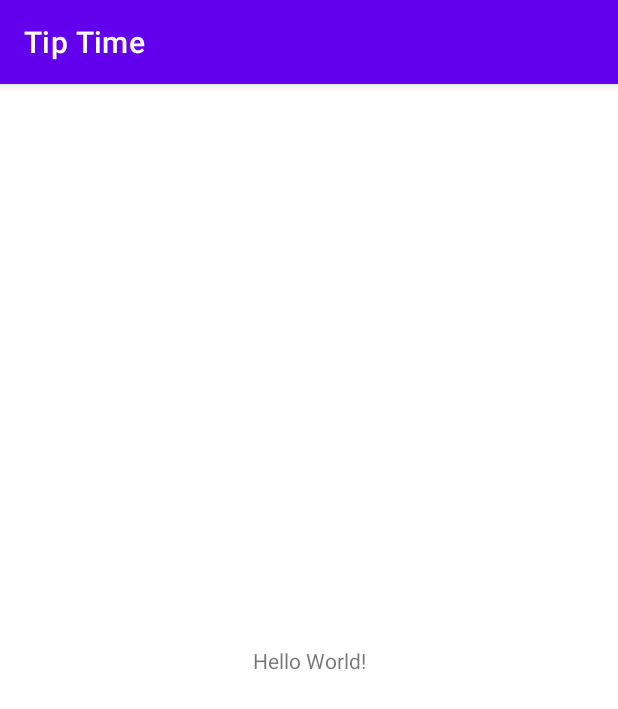
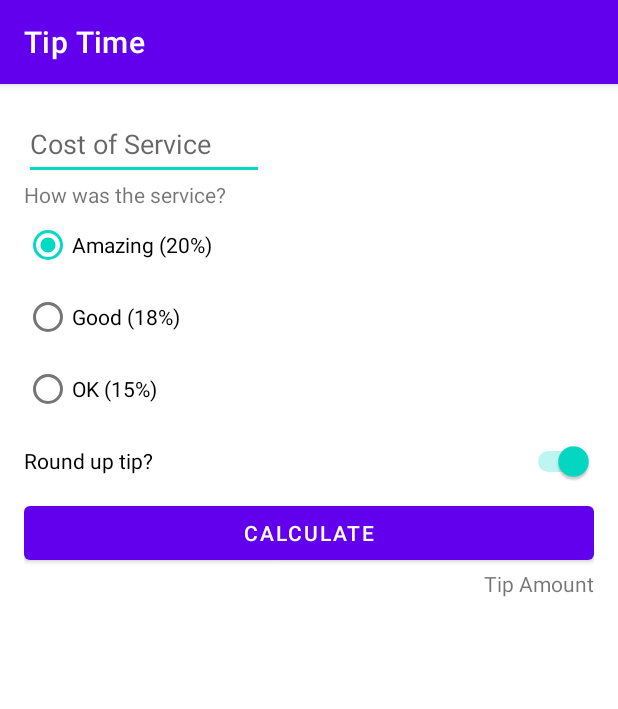
Before and after one commit to yanisapths/TipTime, an Android app: the screen it shows after launch (MainActivity), on a phone screen of 412 x 824 dp. Shown: the top 709 px of the screen. Run offline under Robolectric (Android 15) with nearby library versions, the phone set to English and light mode, and no system bars.

Commit message:
created xml layout done

```diff
--- a/app/src/main/res/layout/activity_main.xml
+++ b/app/src/main/res/layout/activity_main.xml
@@ -4,15 +4,82 @@
     xmlns:tools="http://schemas.android.com/tools"
     android:layout_width="match_parent"
     android:layout_height="match_parent"
+    android:padding="16dp"
     tools:context=".MainActivity">
 
-    <TextView
-        android:layout_width="wrap_content"
+    <EditText
+        android:id="@+id/cost_of_service"
+        android:layout_width="160dp"
         android:layout_height="wrap_content"
-        android:text="Hello World!"
-        app:layout_constraintBottom_toBottomOf="parent"
-        app:layout_constraintEnd_toEndOf="parent"
+        android:hint="@string/cost_of_service"
+        android:inputType="numberDecimal"
+        android:minHeight="48dp"
         app:layout_constraintStart_toStartOf="parent"
         app:layout_constraintTop_toTopOf="parent" />
 
+    <TextView
+        android:id="@+id/service_question"
+        android:layout_width="wrap_content"
+        android:layout_height="wrap_content"
+        android:text="@string/how_was_the_service"
+        app:layout_constraintStart_toStartOf="parent"
+        app:layout_constraintTop_toBottomOf="@id/cost_of_service" />
+
+    <RadioGroup
+        android:id="@+id/tip_options"
+        android:layout_width="wrap_content"
+        android:layout_height="wrap_content"
+        android:checkedButton="@id/amazing_service"
+        android:orientation="vertical"
+        app:layout_constraintStart_toStartOf="parent"
+        app:layout_constraintTop_toBottomOf="@id/service_question">
+
+        <RadioButton
+            android:id="@+id/amazing_service"
+            android:layout_width="wrap_content"
+            android:layout_height="wrap_content"
+            android:text="@string/amazing_20" />
+
+        <RadioButton
+            android:id="@+id/good_service"
+            android:layout_width="wrap_content"
+            android:layout_height="wrap_content"
+            android:text="@string/good_18" />
+
+        <RadioButton
+            android:id="@+id/ok_service"
+            android:layout_width="wrap_content"
+            android:layout_height="wrap_content"
+            android:text="@string/ok_15" />
+    </RadioGroup>
+
+    <Switch
+        android:id="@+id/roundup_tip"
+        android:layout_width="0dp"
+        android:layout_height="wrap_content"
+        android:checked="true"
+        android:minHeight="48dp"
+        android:text="Round up tip?"
+        app:layout_constraintEnd_toEndOf="parent"
+        app:layout_constraintStart_toStartOf="@id/tip_options"
+        app:layout_constraintTop_toBottomOf="@id/tip_options" />
+
+    <Button
+        android:id="@+id/calculate_button"
+        android:layout_width="0dp"
+        android:layout_height="wrap_content"
+        android:text="@string/calculate"
+        app:layout_constraintEnd_toEndOf="parent"
+        app:layout_constraintStart_toStartOf="parent"
+        app:layout_constraintTop_toBottomOf="@id/roundup_tip" />
+
+    <TextView
+        android:id="@+id/tip_amount"
+        android:layout_width="wrap_content"
+        android:layout_height="wrap_content"
+        android:text="@string/tip_amount"
+        app:layout_constraintEnd_toEndOf="parent"
+        app:layout_constraintTop_toBottomOf="@+id/calculate_button" />
+
+
 </androidx.constraintlayout.widget.ConstraintLayout>
--- a/app/src/main/res/values/strings.xml
+++ b/app/src/main/res/values/strings.xml
@@ -1,3 +1,11 @@
 <resources>
     <string name="app_name">Tip Time</string>
+    <string name="cost_of_service">Cost of Service</string>
+    <string name="how_was_the_service">How was the service?</string>
+    <string name="amazing_20">Amazing (20%)</string>
+    <string name="good_18">Good (18%)</string>
+    <string name="ok_15">OK (15%)</string>
+    <string name="calculate">Calculate</string>
+    <string name="tip_amount">Tip Amount</string>
+
 </resources>
```
